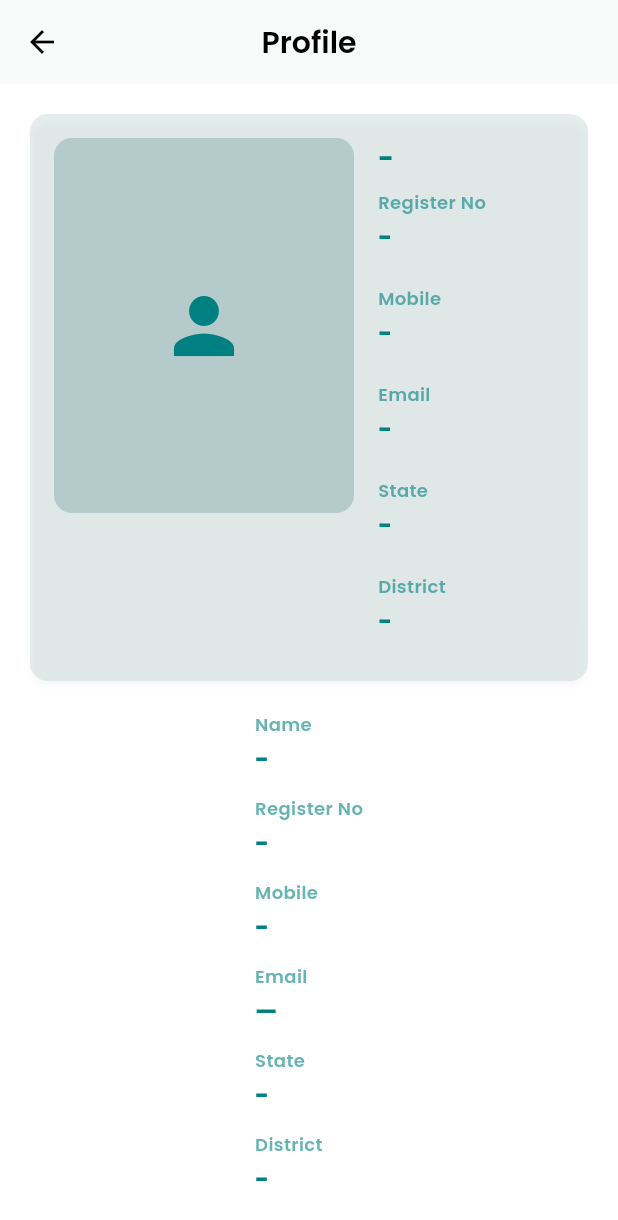
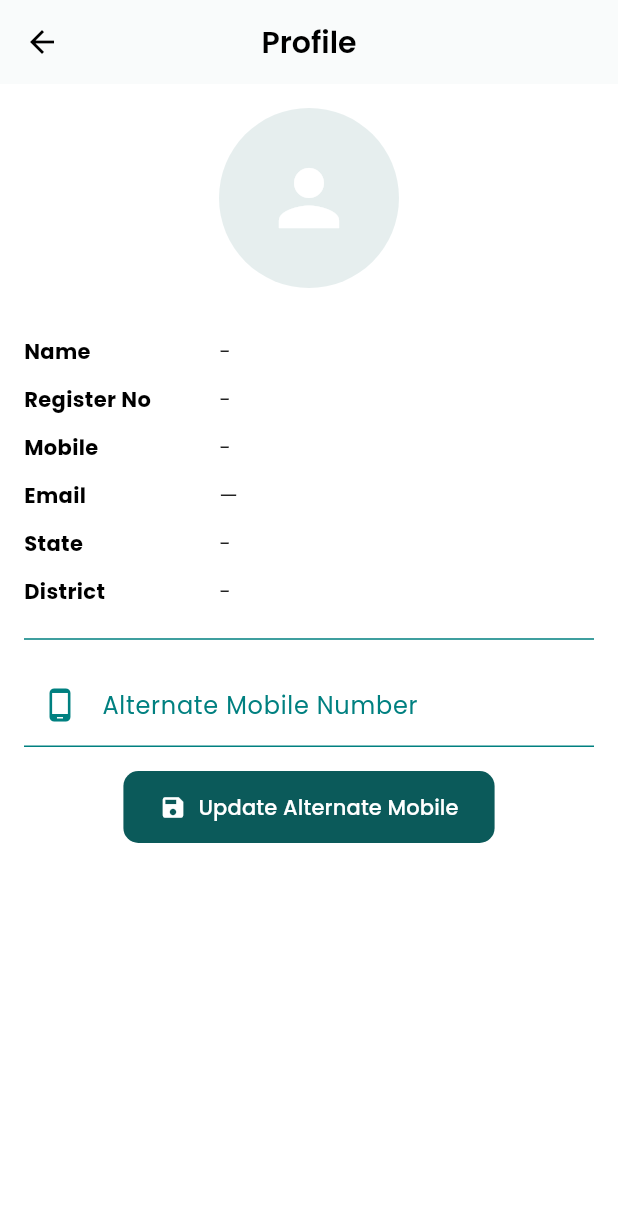
Before and after one commit to Abinesh2305/parent-app-web-app, a Flutter app: the ProfileScreen screen opened directly, on a phone screen of 412 x 824 dp. Shown: the top 1220 px of the screen. Run offline on Flutter 3.47's test engine with Material 3 defaults, Android fonts, the phone set to English and light mode, and no system bars; our stand-ins replace audio_video_progress_bar, audioplayers, chewie, dio, firebase_core, firebase_messaging and 15 more; missing offline and left inert: record; accounts and stored records are empty.

Commit message:
profile backup

```diff
--- a/lib/screens/profile_screen.dart
+++ b/lib/screens/profile_screen.dart
@@ -103,8 +103,6 @@ class _ProfileScreenState extends State<ProfileScreen> {
   }
 
   Widget _buildProfileHeader(ThemeData theme) {
-    final colorScheme = theme.colorScheme;
-
     final imageUrl = _profile?['is_profile_image'];
     ImageProvider<Object>? imageProvider;
 
@@ -116,143 +114,35 @@ class _ProfileScreenState extends State<ProfileScreen> {
       imageProvider = null;
     }
 
-    return Card(
-      color: colorScheme.primary.withOpacity(0.1),
-      shape: RoundedRectangleBorder(
-        borderRadius: BorderRadius.circular(12),
-      ),
-      child: Padding(
-        padding: const EdgeInsets.all(16),
-        child: Row(
-          crossAxisAlignment: CrossAxisAlignment.start,
+    return Column(
+      children: [
+        CircleAvatar(
+          radius: 60,
+          backgroundColor: theme.colorScheme.primary.withOpacity(0.1),
+          backgroundImage: imageProvider,
+          child:
+              imageProvider == null ? const Icon(Icons.person, size: 60) : null,
+        ),
+        const SizedBox(height: 10),
+        Row(
+          mainAxisAlignment: MainAxisAlignment.center,
           children: [
-            ClipRRect(
-              borderRadius: BorderRadius.circular(12),
-              child: Container(
-                width: 200,
-                height: 250,
-                color: colorScheme.primary.withOpacity(0.2),
-                child: imageProvider != null
-                    ? Image(
-                        image: imageProvider,
-                        width: 200,
-                        height: 250,
-                        fit: BoxFit.cover,
-                      )
-                    : Icon(Icons.person,
-                        size: 60, color: colorScheme.onSurface),
-              ),
-            ),
-            const SizedBox(width: 16),
-            Expanded(
-              child: Column(
-                crossAxisAlignment: CrossAxisAlignment.start,
-                children: [
-                  Text(
-                    _profile?['name'] ?? '-',
-                    style: TextStyle(
-                      fontSize: 18,
-                      fontWeight: FontWeight.bold,
-                      color: colorScheme.onSurface,
-                    ),
-                  ),
-                  const SizedBox(height: 8),
-
-                  // Name
-                  _buildDetailItem(
-                      "Register No", _profile?['reg_no'] ?? '-', colorScheme),
-                  const SizedBox(height: 8),
-
-                  _buildDetailItem(
-                      "Mobile", _profile?['mobile'] ?? '-', colorScheme),
-                  const SizedBox(height: 8),
-
-                  _buildDetailItem(
-                      "Email", _profile?['email'] ?? '-', colorScheme),
-                  const SizedBox(height: 8),
-
-                  _buildDetailItem(
-                      "State", _profile?['is_state_name'] ?? '-', colorScheme),
-                  const SizedBox(height: 8),
-
-                  _buildDetailItem("District",
-                      _profile?['is_district_name'] ?? '-', colorScheme),
-                ],
-              ),
-            ),
+            // TextButton.icon(
+            //   onPressed: _pickImage,
+            //   icon: const Icon(Icons.photo_camera),
+            //   label: const Text('Change'),
+            // ),
+            // if (imageUrl != null && imageUrl.toString().isNotEmpty)
+            //   TextButton.icon(
+            //     onPressed: _deleteImage,
+            //     icon: const Icon(Icons.delete, color: Colors.red),
+            //     label: const Text('Remove'),
+            //   ),
           ],
         ),
-      ),
-    );
-  }
-
-  Widget _buildDetailItem(String label, String value, ColorScheme colorScheme) {
-    return Column(
-      crossAxisAlignment: CrossAxisAlignment.start,
-      children: [
-        Text(
-          label,
-          style: TextStyle(
-            fontSize: 12,
-            fontWeight: FontWeight.w600,
-            color: colorScheme.onSurface.withOpacity(0.6),
-          ),
-        ),
-        const SizedBox(height: 4),
-        Text(
-          value,
-          style: TextStyle(
-            fontSize: 16,
-            fontWeight: FontWeight.bold,
-            color: colorScheme.onSurface,
-          ),
-        ),
-        const SizedBox(height: 12),
       ],
     );
   }
-
-  // Widget _buildProfileHeader(ThemeData theme) {
-  //   final imageUrl = _profile?['is_profile_image'];
-  //   ImageProvider<Object>? imageProvider;
-
-  //   if (_pickedImage != null) {
-  //     imageProvider = FileImage(_pickedImage!);
-  //   } else if (imageUrl != null && imageUrl.toString().isNotEmpty) {
-  //     imageProvider = NetworkImage(imageUrl);
-  //   } else {
-  //     imageProvider = null;
-  //   }
-
-  //   return Column(
-  //     children: [
-  //       CircleAvatar(
-  //         radius: 60,
-  //         backgroundColor: theme.colorScheme.onSurface.withOpacity(0.1),
-  //         backgroundImage: imageProvider,
-  //         child:
-  //             imageProvider == null ? const Icon(Icons.person, size: 60) : null,
-  //       ),
-  //       const SizedBox(height: 10),
-  //       Row(
-  //         mainAxisAlignment: MainAxisAlignment.center,
-  //         children: [
-  //           // TextButton.icon(
-  //           //   onPressed: _pickImage,
-  //           //   icon: const Icon(Icons.photo_camera),
-  //           //   label: const Text('Change'),
-  //           // ),
-  //           // if (imageUrl != null && imageUrl.toString().isNotEmpty)
-  //           //   TextButton.icon(
-  //           //     onPressed: _deleteImage,
-  //           //     icon: const Icon(Icons.delete, color: Colors.red),
-  //           //     label: const Text('Remove'),
-  //           //   ),
-  //         ],
-  //       ),
-  //     ],
-  //   );
-  // }
 
   Widget _buildReadOnlyInfo() {
     return Column(
@@ -269,30 +159,19 @@ class _ProfileScreenState extends State<ProfileScreen> {
   }
 
   Widget _infoTile(String label, String value) {
-    final colorScheme = Theme.of(context).colorScheme;
-
-    return Column(
-      crossAxisAlignment: CrossAxisAlignment.start,
-      children: [
-        Text(
-          label,
-          style: TextStyle(
-            fontSize: 12,
-            fontWeight: FontWeight.w600,
-            color: colorScheme.onSurface.withOpacity(0.6),
-          ),
-        ),
-        const SizedBox(height: 4),
-        Text(
-          value,
-          style: TextStyle(
-            fontSize: 16,
-            fontWeight: FontWeight.bold,
-            color: colorScheme.onSurface,
-          ),
-        ),
-        const SizedBox(height: 12),
-      ],
+    return Padding(
+      padding: const EdgeInsets.symmetric(vertical: 6),
+      child: Row(
+        children: [
+          SizedBox(
+              width: 130,
+              child: Text(label,
+                  style: const TextStyle(fontWeight: FontWeight.bold))),
+          Expanded(
+              child:
+                  Text(value, style: const TextStyle(color: Colors.black87))),
+        ],
+      ),
     );
   }
 
```
Also changed, not shown: pubspec.lock.
